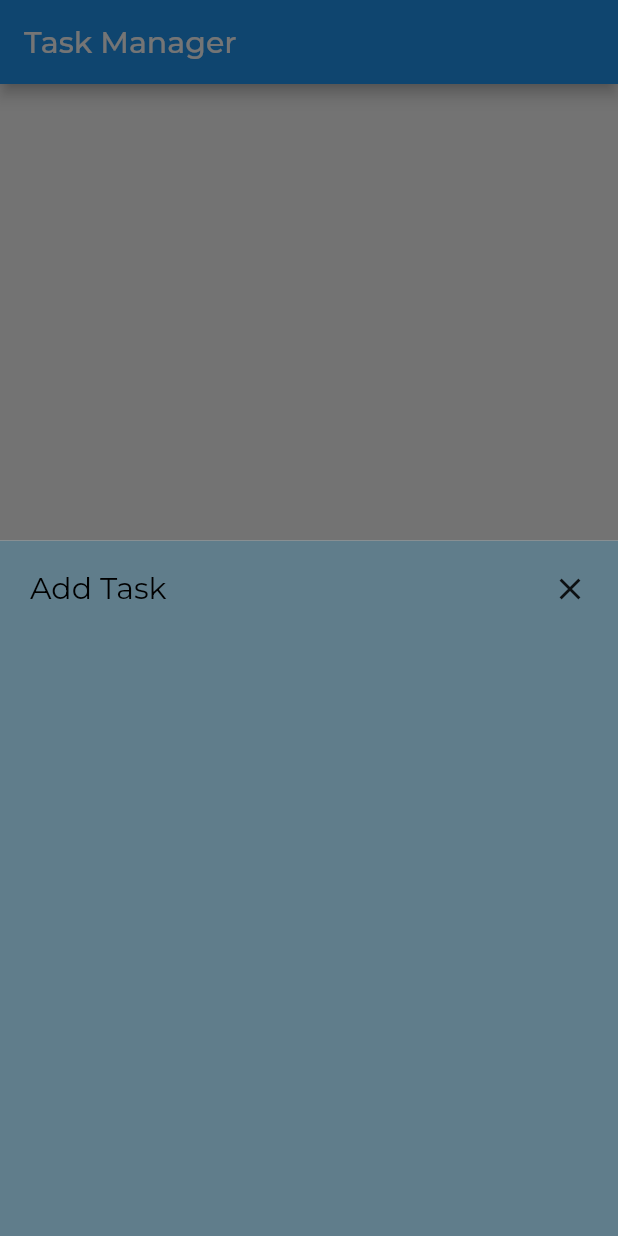
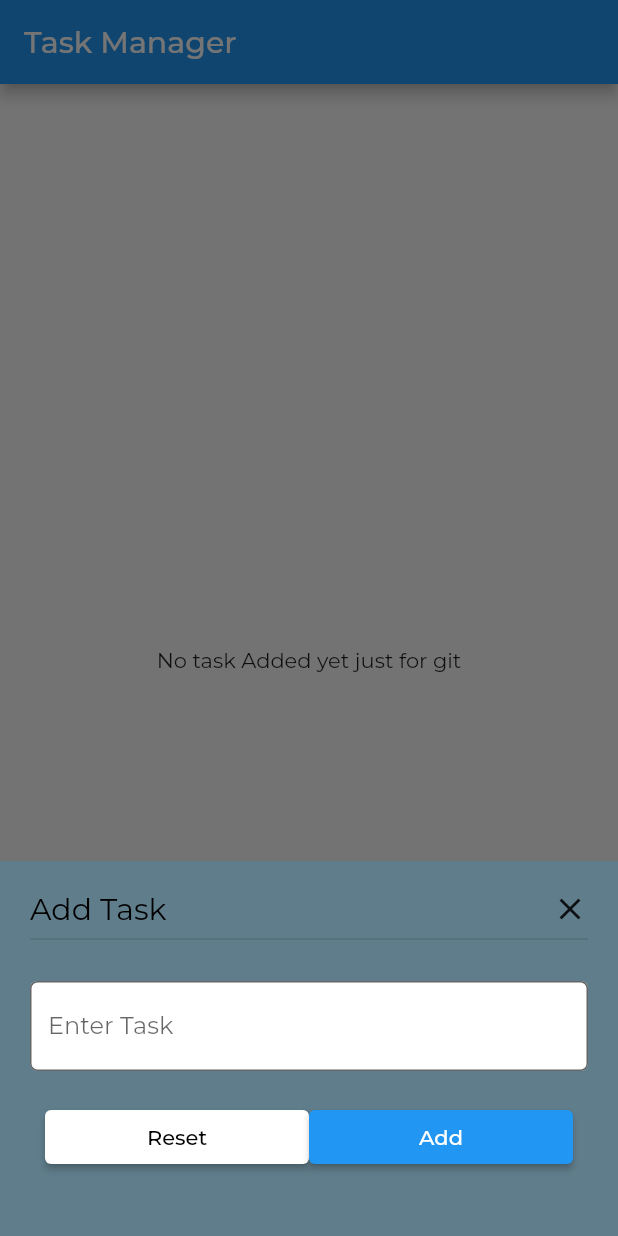
Before and after one commit to RY3IEZN/daily_task_flutter, a Flutter app: the screen it shows after launch, after a tap on the "add" icon, on a phone screen of 412 x 824 dp. Run offline on Flutter 3.47's test engine with Material 2 defaults, Android fonts, the phone set to English and light mode, and no system bars; our stand-ins replace google_fonts.

Commit message:
lets not loss git

```diff
--- a/lib/main.dart
+++ b/lib/main.dart
@@ -13,6 +13,7 @@ class MyApp extends StatelessWidget {
   Widget build(BuildContext context) {
     return MaterialApp(
       home: HomeScreen(),
+      debugShowCheckedModeBanner: false,
     );
   }
 }
--- a/lib/screens/home_screen.dart
+++ b/lib/screens/home_screen.dart
@@ -3,11 +3,16 @@
 import 'package:flutter/material.dart';
 import 'package:google_fonts/google_fonts.dart';
 
-class HomeScreen extends StatelessWidget {
+class HomeScreen extends StatefulWidget {
   const HomeScreen({Key? key}) : super(key: key);
 
   static const routeName = "/home-screen";
 
+  @override
+  State<HomeScreen> createState() => _HomeScreenState();
+}
+
+class _HomeScreenState extends State<HomeScreen> {
   @override
   Widget build(BuildContext context) {
     return Scaffold(
@@ -18,7 +23,7 @@ class HomeScreen extends StatelessWidget {
         ),
       ),
       body: Center(
-        child: Text("No task Added yet", style: GoogleFonts.montserrat()),
+        child: Text("No task Added yet just for git", style: GoogleFonts.montserrat()),
       ),
       floatingActionButton: FloatingActionButton(
         onPressed: () {
@@ -26,7 +31,7 @@ class HomeScreen extends StatelessWidget {
               context: context,
               builder: (BuildContext context) => Container(
                     padding: EdgeInsets.all(20),
-                    //height: 500,
+                    height: 250,
                     color: Colors.blueGrey,
                     child: Column(
                       children: [
@@ -43,6 +48,54 @@ class HomeScreen extends StatelessWidget {
                                 child: Icon(Icons.close))
                           ],
                         ),
+                        Divider(thickness: 1),
+                        SizedBox(height: 20),
+                        TextField(
+                          decoration: InputDecoration(
+                              border: OutlineInputBorder(
+                                  borderRadius: BorderRadius.circular(5),
+                                  borderSide: BorderSide(color: Colors.blue)),
+                              fillColor: Colors.white,
+                              filled: true,
+                              hintText: "Enter Task",
+                              hintStyle: GoogleFonts.montserrat()),
+                        ),
+                        SizedBox(
+                          height: 20,
+                        ),
+                        Container(
+                          padding: EdgeInsets.symmetric(horizontal: 10),
+                          width: MediaQuery.of(context).size.width,
+                          child: Row(
+                            children: [
+                              Container(
+                                width:
+                                    MediaQuery.of(context).size.width / 2 - 30,
+                                child: ElevatedButton(
+                                    style: ElevatedButton.styleFrom(
+                                        primary: Colors.white,
+                                        onPrimary: Colors.black),
+                                    onPressed: (() =>
+                                        print("reset button pressed")),
+                                    child: Text(
+                                      "Reset",
+                                      style: GoogleFonts.montserrat(),
+                                    )),
+                              ),
+                              Container(
+                                width:
+                                    MediaQuery.of(context).size.width / 2 - 30,
+                                child: ElevatedButton(
+                                    onPressed: (() =>
+                                        print("Add button pressed")),
+                                    child: Text(
+                                      "Add",
+                                      style: GoogleFonts.montserrat(),
+                                    )),
+                              )
+                            ],
+                          ),
+                        )
                       ],
                     ),
                   ));
```
